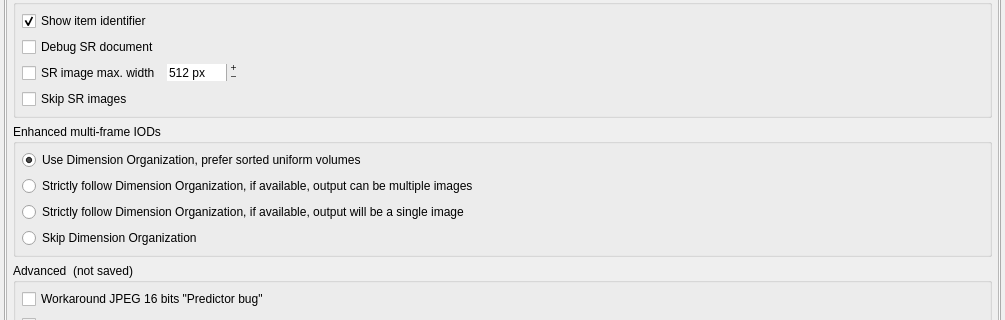
Old version of the form GUI/settingswidget.ui in the repository AlizaMedicalImaging/AlizaMS; both pictures show x 0 to 1005 and y 156 to 476 of the 1005 by 653 pixel window.
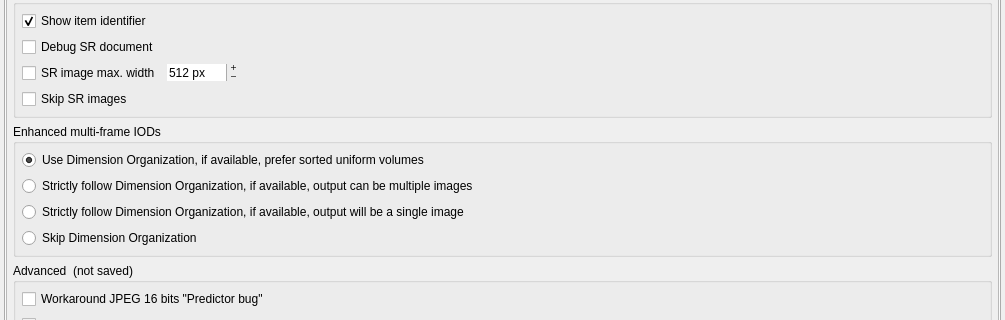
New version of the form.

```diff
--- a/GUI/settingswidget.ui
+++ b/GUI/settingswidget.ui
@@ -299,7 +299,7 @@
                  <string>&lt;html&gt;&lt;head/&gt;&lt;body&gt;&lt;p&gt;Will use &lt;span style=&quot; font-style:italic;&quot;&gt;Dimension Organization&lt;/span&gt;, but attempt to extract uniform volumes and sort frames by IPP/IOP (or IPV/IOV), if possible.&lt;/p&gt;&lt;/body&gt;&lt;/html&gt;</string>
                 </property>
                 <property name="text">
-                 <string>Use Dimension Organization, prefer sorted uniform volumes</string>
+                 <string>Use Dimension Organization, if available, prefer sorted uniform volumes</string>
                 </property>
                 <property name="checked">
                  <bool>true</bool>
```
